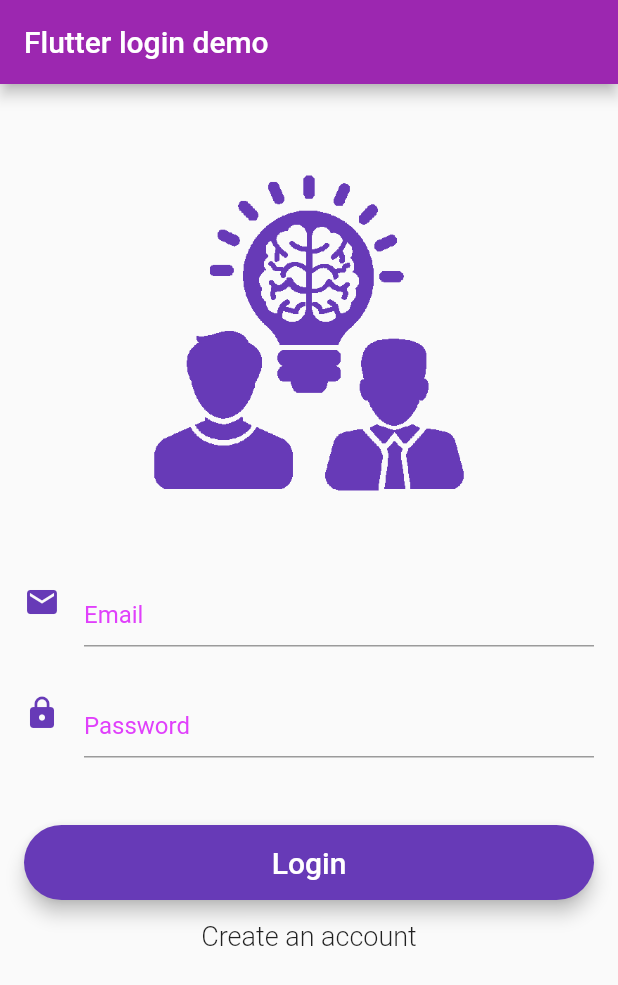
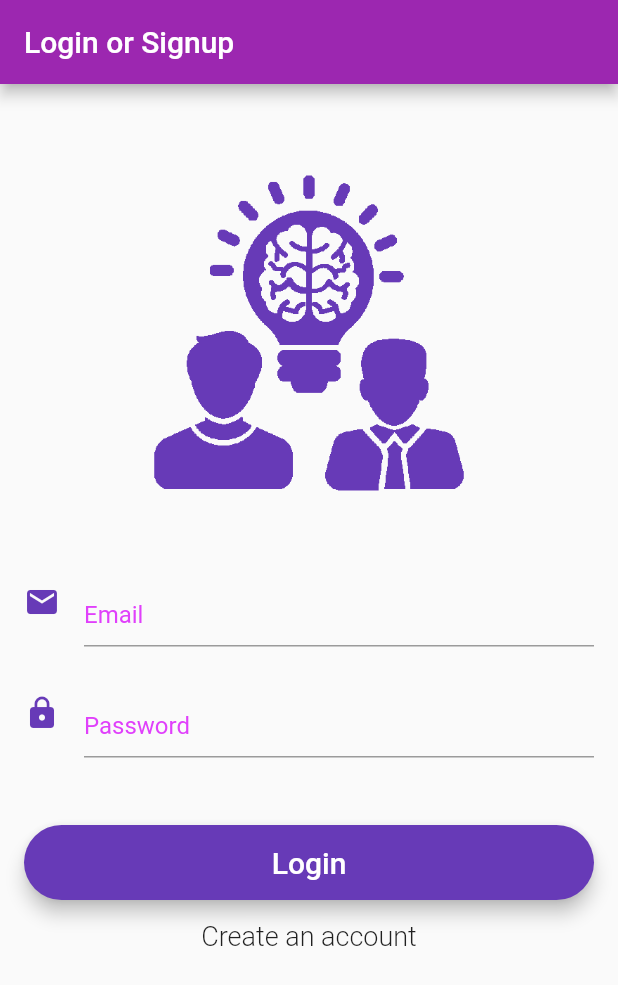
Before and after one commit to shivenigma/flutter-hack-2019, a Flutter app: the screen it shows after launch, on a phone screen of 412 x 824 dp. Shown: the top 985 px of the screen. Run offline on Flutter 3.47's test engine with Material 2 defaults, Android fonts, the phone set to English and light mode, and no system bars; our stand-ins replace firebase_auth, splashscreen; accounts and stored records are empty.

Commit message:
title change

```diff
--- a/lib/login/login_signup_page.dart
+++ b/lib/login/login_signup_page.dart
@@ -103,7 +103,7 @@ class _LoginSignUpPageState extends State<LoginSignUpPage> {
     _isIos = Theme.of(context).platform == TargetPlatform.iOS;
     return new Scaffold(
         appBar: new AppBar(
-          title: new Text('Flutter login demo'),
+          title: new Text('Login or Signup'),
         ),
         body: Stack(
           children: <Widget>[
```
